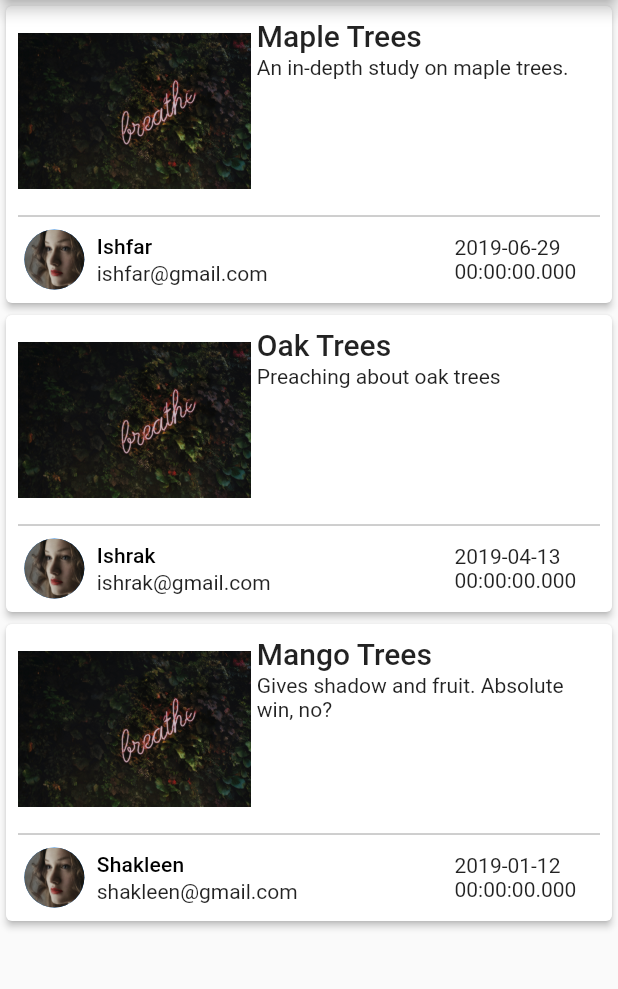
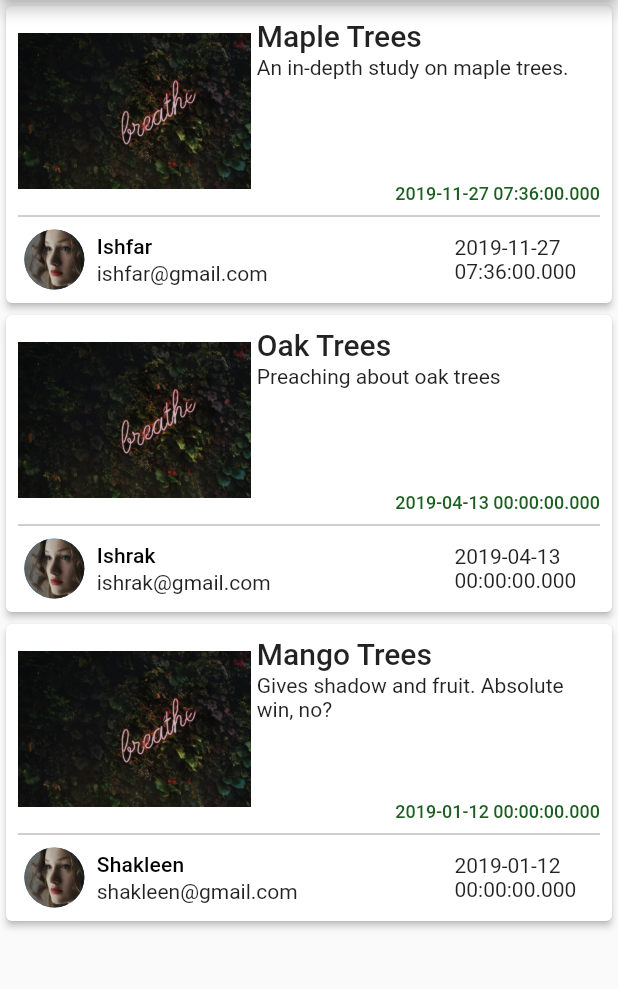
Before and after one commit to dipanshubhanot/catchup, a Flutter app: the screen it shows after launch, on a phone screen of 412 x 824 dp, the part 84-1073 px from its top. Run offline on Flutter 3.47's test engine with Material 2 defaults, Android fonts, the phone set to English and light mode, and no system bars.

Commit message:
Basic Post Page Created

```diff
--- /dev/null
+++ b/lib/helper/common.dart
@@ -0,0 +1,5 @@
+
+import 'package:flutter/material.dart';
+
+bool isLandscape(BuildContext context) =>
+    MediaQuery.of(context).orientation == Orientation.landscape;
--- a/lib/helper/demo_values.dart
+++ b/lib/helper/demo_values.dart
@@ -1,3 +1,4 @@
+import 'package:catchup/model/comment_model.dart';
 import 'package:catchup/model/post_model.dart';
 import 'package:catchup/model/user_model.dart';
 
@@ -7,28 +8,92 @@ class DemoValues {
       id: "1",
       name: "Ishfar",
       email: "ishfar@gmail.com",
+      image: "assets/images/user.jpg",
       followers: 123,
       joined: DateTime(2019, 4, 30),
       posts: 12,
-      image: "assets/images/user.jpg"
     ),
     UserModel(
       id: "2",
       name: "Ishrak",
       email: "ishrak@gmail.com",
+      image: "assets/images/user.jpg",
       followers: 456,
       joined: DateTime(2018, 5, 30),
       posts: 13,
-      image: "assets/images/user.jpg"
     ),
     UserModel(
       id: "3",
       name: "Shakleen",
       email: "shakleen@gmail.com",
+      image: "assets/images/user.jpg",
       followers: 789,
       joined: DateTime(2017, 6, 30),
       posts: 14,
-      image: "assets/images/user.jpg"
+    ),
+  ];
+
+  static final String _body =
+      """Aspernatur omnis consequatur dignissimos recusandae non. Praesentium nihil earum. Porro perspiciatis a velit doloremque consequatur impedit. Autem odio sed qui consequatur laboriosam sapiente omnis sit. Tenetur blanditiis iure molestias quidem odit numquam sunt aliquam.
+
+Vitae libero perferendis voluptate et quasi aut impedit fuga. Maiores suscipit fugiat a est molestiae voluptas quasi earum recusandae. Ut omnis excepturi ut dolore ab.
+
+Quia quo quisquam velit adipisci dolorem adipisci voluptatem. Eum ut quae et dolorem sapiente. Ut reprehenderit et ut voluptatum saepe et voluptatem. Sit eveniet quaerat.
+Sit necessitatibus voluptatem est iste nihil nulla. Autem quasi sit et. Qui veniam fugit autem. Minima error deserunt fuga dolorum rerum provident velit.
+
+Quod necessitatibus vel laboriosam ut id. Ab eaque eos voluptatem beatae tenetur repellendus adipisci repudiandae quisquam. Quis quam harum aspernatur nulla. Deleniti velit molestiae.
+
+Repudiandae sint soluta ullam sunt eos id laborum. Veniam molestiae ipsa odit soluta in rerum amet. Deserunt rerum vero est eaque voluptas aspernatur ut voluptatem. Sint sed enim.""";
+
+  static final List<CommentModel> _comments = <CommentModel>[
+    CommentModel(
+      comment:
+          "Et hic et sequi inventore. Molestiae laboriosam commodi exercitationem eum. ",
+      user: users[0],
+      time: DateTime(2019, 4, 30),
+    ),
+    CommentModel(
+      comment: "Unde id provident ut sunt in consequuntur qui sed. ",
+      user: users[1],
+      time: DateTime(2018, 5, 30),
+    ),
+    CommentModel(
+      comment: "Eveniet nesciunt distinctio sint ut. ",
+      user: users[0],
+      time: DateTime(2017, 6, 30),
+    ),
+    CommentModel(
+      comment: "Et facere a eos accusantium culpa quaerat in fugiat suscipit. ",
+      user: users[2],
+      time: DateTime(2019, 4, 30),
+    ),
+    CommentModel(
+      comment: "Necessitatibus pariatur harum deserunt cum illum ut.",
+      user: users[1],
+      time: DateTime(2018, 5, 30),
+    ),
+    CommentModel(
+      comment:
+          "Accusantium neque quis provident voluptatem labore quod dignissimos eum quaerat. ",
+      user: users[2],
+      time: DateTime(2017, 6, 30),
+    ),
+    CommentModel(
+      comment:
+          "Accusantium neque quis provident voluptatem labore quod dignissimos eum quaerat. ",
+      user: users[1],
+      time: DateTime(2019, 4, 30),
+    ),
+    CommentModel(
+      comment: "Neque est ut rerum vel sunt harum voluptatibus et. ",
+      user: users[0],
+      time: DateTime(2018, 5, 30),
+    ),
+    CommentModel(
+      comment:
+          "Hic accusantium minus fuga exercitationem id aut expedita doloribus. ",
+      user: users[1],
+      time: DateTime(2017, 6, 30),
     ),
   ];
 
@@ -38,33 +103,36 @@ class DemoValues {
       author: users[0],
       title: "Maple Trees",
       summary: "An in-depth study on maple trees.",
-      body: "The study is a lie. I just really really like maple trees.",
+      body: "This is a short body.",
       imageURL: "assets/images/post.jpg",
-      postTime: DateTime(2019, 6, 29),
+      postTime: DateTime(2019, 11, 27, 7, 36),
       reacts: 123,
       views: 456,
+      comments: _comments,
     ),
     PostModel(
       id: "2",
       author: users[1],
       title: "Oak Trees",
       summary: "Preaching about oak trees",
-      body: "Oak trees are the best. All other trees are sub-par.",
+      body: _body,
       imageURL: "assets/images/post.jpg",
       postTime: DateTime(2019, 4, 13),
       reacts: 321,
       views: 654,
+      comments: _comments,
     ),
     PostModel(
       id: "3",
       author: users[2],
       title: "Mango Trees",
       summary: "Gives shadow and fruit. Absolute win, no?",
-      body: "I just love mangos. What's better than mangos? The tree that gives mangos.",
+      body: _body * 2,
       imageURL: "assets/images/post.jpg",
       postTime: DateTime(2019, 1, 12),
       reacts: 213,
       views: 546,
+      comments: _comments,
     ),
   ];
 }
--- /dev/null
+++ b/lib/model/comment_model.dart
@@ -0,0 +1,14 @@
+import 'package:catchup/model/user_model.dart';
+import 'package:flutter/material.dart';
+
+class CommentModel {
+  final UserModel user;
+  final String comment;
+  final DateTime time;
+
+  const CommentModel({
+    @required this.user,
+    @required this.comment,
+    @required this.time,
+  });
+}
--- a/lib/model/post_model.dart
+++ b/lib/model/post_model.dart
@@ -1,5 +1,7 @@
 import 'package:flutter/material.dart';
 import 'package:catchup/model/user_model.dart';
+
+import 'comment_model.dart';
 
 class PostModel {
   final String id;
@@ -11,6 +13,7 @@ class PostModel {
   final int reacts;
   final int views;
   final UserModel author;
+  final List<CommentModel> comments;
 
   const PostModel({
     @required this.id,
@@ -22,5 +25,7 @@ class PostModel {
     @required this.postTime,
     @required this.reacts,
     @required this.views,
+    @required this.comments,
   });
+  // String get postTimeFormatted => DateFormat.yMMMMEEEEd().format(postTime);
 }
--- /dev/null
+++ b/lib/view/widgets/inherited_widgets/inherited_user_model.dart
@@ -0,0 +1,20 @@
+import 'package:catchup/model/user_model.dart';
+import 'package:flutter/material.dart';
+
+class InheritedUserModel extends InheritedWidget {
+  final UserModel userData;
+  final Widget child;
+
+  InheritedUserModel({Key key, @required this.userData, this.child})
+      : super(key: key, child: child);
+
+  static InheritedUserModel of(BuildContext context) {
+    return (context.inheritFromWidgetOfExactType(InheritedUserModel)
+        as InheritedUserModel);
+  }
+
+  @override
+  bool updateShouldNotify(InheritedUserModel oldWidget) {
+    return true;
+  }
+}
--- a/lib/view/widgets/post_card.dart
+++ b/lib/view/widgets/post_card.dart
@@ -1,4 +1,6 @@
 import 'dart:convert';
+import 'package:catchup/helper/common.dart';
+import 'package:catchup/view/widgets/post_time_stamp.dart';
 import 'package:flutter/material.dart';
 import 'package:catchup/helper/demo_values.dart';
 import 'package:catchup/view/presentation/themes.dart';
@@ -24,7 +26,9 @@ class PostCard extends StatelessWidget {
       onTap: () {
         Navigator.push(context,
             MaterialPageRoute(builder: (BuildContext context) {
-          return PostPage(postData: postData,);
+          return PostPage(
+            postData: postData,
+          );
         }));
       },
       child: AspectRatio(
@@ -73,19 +77,26 @@ class _PostTitleAndSummary extends StatelessWidget {
     final TextStyle summaryTheme = Theme.of(context).textTheme.body1;
     final String title = postData.title;
     final String summary = postData.summary;
-    final int flex = _isLandscape(context) ? 5 : 3;
+    final int flex = isLandscape(context) ? 5 : 3;
 
     return Expanded(
       flex: flex,
       child: Padding(
         padding: const EdgeInsets.only(left: 4.0),
         child: Column(
+          mainAxisAlignment: MainAxisAlignment.spaceBetween,
           crossAxisAlignment: CrossAxisAlignment.start,
-          mainAxisAlignment: MainAxisAlignment.start,
           children: <Widget>[
-            Text(title, style: titleTheme),
-            SizedBox(height: 2.0),
-            Text(summary, style: summaryTheme),
+            Column(
+              crossAxisAlignment: CrossAxisAlignment.start,
+              mainAxisAlignment: MainAxisAlignment.start,
+              children: <Widget>[
+                Text(title, style: titleTheme),
+                SizedBox(height: 2.0),
+                Text(summary, style: summaryTheme),
+              ],
+            ),
+            PostTimeStamp(alignment: Alignment.centerRight),
           ],
         ),
       ),
@@ -98,7 +109,9 @@ class _PostImage extends StatelessWidget {
 
   @override
   Widget build(BuildContext context) {
-    return Expanded(flex: 2, child: Image.asset(InheritedPostModel.of(context).postData.imageURL));
+    return Expanded(
+        flex: 2,
+        child: Image.asset(InheritedPostModel.of(context).postData.imageURL));
   }
 }
 
@@ -133,9 +146,11 @@ class _UserNameAndEmail extends StatelessWidget {
           mainAxisAlignment: MainAxisAlignment.start,
           crossAxisAlignment: CrossAxisAlignment.start,
           children: <Widget>[
-            Text(InheritedPostModel.of(context).postData.author.name, style: nameTheme),
+            Text(InheritedPostModel.of(context).postData.author.name,
+                style: nameTheme),
             SizedBox(height: 2.0),
-            Text(InheritedPostModel.of(context).postData.author.email, style: emailTheme),
+            Text(InheritedPostModel.of(context).postData.author.email,
+                style: emailTheme),
           ],
         ),
       ),
@@ -151,7 +166,8 @@ class _UserImage extends StatelessWidget {
     return Expanded(
       flex: 1,
       child: CircleAvatar(
-        backgroundImage: AssetImage(InheritedPostModel.of(context).postData.author.image),
+        backgroundImage:
+            AssetImage(InheritedPostModel.of(context).postData.author.image),
       ),
     );
   }
--- /dev/null
+++ b/lib/view/widgets/post_time_stamp.dart
@@ -0,0 +1,26 @@
+import 'package:catchup/model/post_model.dart';
+import 'package:catchup/view/presentation/themes.dart';
+import 'package:flutter/material.dart';
+
+import 'inherited_widgets/inherited_post_model.dart';
+
+class PostTimeStamp extends StatelessWidget {
+  final Alignment alignment;
+
+  const PostTimeStamp({
+    Key key,
+    this.alignment = Alignment.centerLeft,
+  }) : super(key: key);
+
+  @override
+  Widget build(BuildContext context) {
+    final PostModel postData = InheritedPostModel.of(context).postData;
+    final TextStyle timeTheme = TextThemes.dateStyle;
+
+    return Container(
+      width: double.infinity,
+      alignment: alignment,
+      child: Text(postData.postTime.toString(), style: timeTheme),
+    );
+  }
+}
```
Also changed, not shown: lib/view/pages/post_page.dart (+94 -1 lines), lib/view/widgets/comments_list.dart (added, +73 -0 lines), lib/view/widgets/post_stats.dart (added, +55 -0 lines), lib/view/widgets/user_details.dart (added, +62 -0 lines), lib/view/widgets/user_details_with_follow.dart (added, +43 -0 lines).
